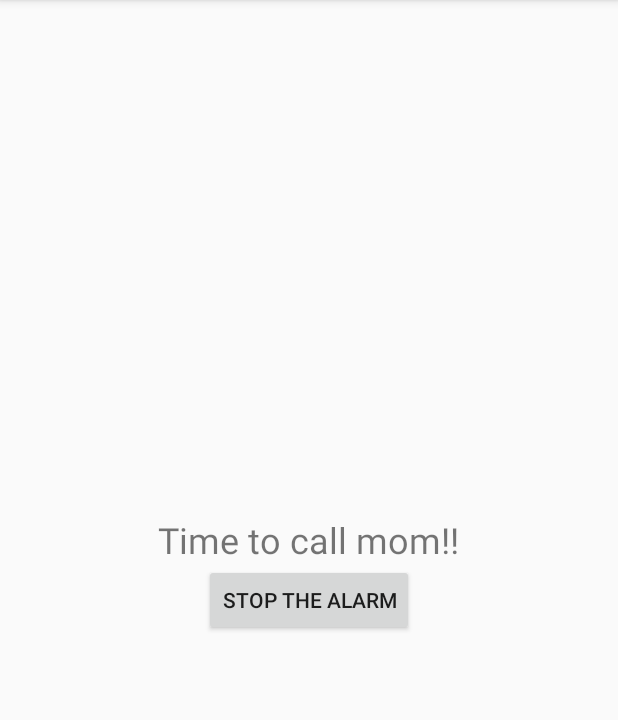
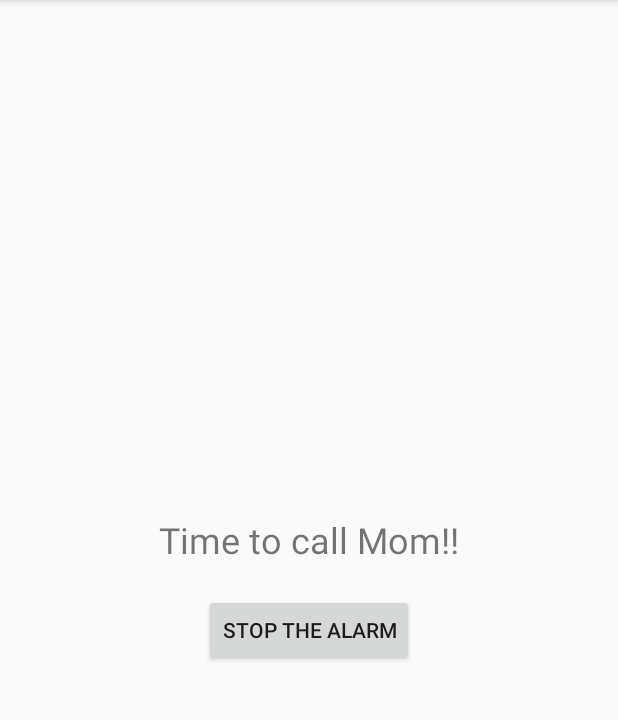
Before and after one commit to syrosalynyu/Take-a-MOMent, an Android app: the AlarmOnActivity screen opened directly, with no data from a screen before it, on a phone screen of 412 x 824 dp, the part 84-804 px from its top. Run offline under Robolectric (Android 15) with nearby library versions, the phone set to English and light mode, and no system bars.

```diff
--- a/app/src/main/java/com/example/takeamoment/activities/AlarmOnActivity.kt
+++ b/app/src/main/java/com/example/takeamoment/activities/AlarmOnActivity.kt
@@ -13,6 +13,7 @@ class AlarmOnActivity : AppCompatActivity() {
         super.onCreate(savedInstanceState)
         setContentView(R.layout.activity_alarm_on)
 
+        // I want to play the alarm tone, so here we are creating a instance of the MediaPlayer
         val mp = MediaPlayer.create(applicationContext, R.raw.lovingly)
         mp.start()
 
--- a/app/src/main/java/com/example/takeamoment/receivers/MyBroadcastReceiver.kt
+++ b/app/src/main/java/com/example/takeamoment/receivers/MyBroadcastReceiver.kt
@@ -11,8 +11,6 @@ import com.example.takeamoment.activities.AlarmOnActivity
 class MyBroadcastReceiver: BroadcastReceiver() {
     // what do you want the app to do at the time you set for Broadcasting
     override fun onReceive(context: Context?, intent: Intent?) {
-        // I want to play the alarm tone
-        // create a instance of the MediaPlayer
         val intent = Intent(context, AlarmOnActivity::class.java)
         intent.setFlags(Intent.FLAG_ACTIVITY_NEW_TASK)
         context?.startActivity(intent)
--- a/app/src/main/res/layout/activity_alarm_on.xml
+++ b/app/src/main/res/layout/activity_alarm_on.xml
@@ -11,7 +11,8 @@
     <TextView
         android:layout_width="wrap_content"
         android:layout_height="wrap_content"
-        android:text="Time to call mom!!"
+        android:layout_margin="20sp"
+        android:text="Time to call Mom!!"
         android:textSize="24dp"/>
     <Button
         android:id="@+id/btn_stop_alarm"
```
Also changed, not shown: app/src/main/java/com/example/takeamoment/activities/TimeConvertActivity.kt (+63 -34 lines).
